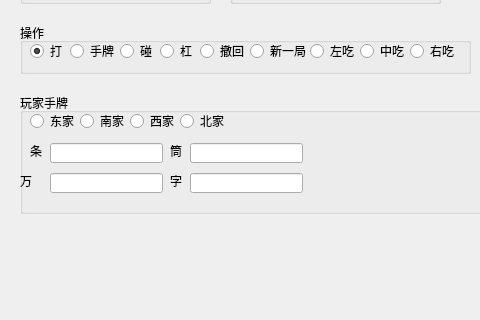
Old version of the form mainwindow.ui in the repository jueshixiaoshou/major; both pictures show x 0 to 480 and y 417 to 737 of the 824 by 737 pixel window.
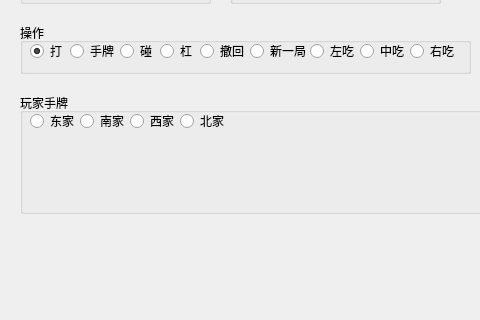
New version of the form.

```diff
--- a/mainwindow.ui
+++ b/mainwindow.ui
@@ -815,98 +815,6 @@
       <string>南家</string>
      </property>
     </widget>
-    <widget class="QLineEdit" name="lineEdit">
-     <property name="geometry">
-      <rect>
-       <x>30</x>
-       <y>50</y>
-       <width>113</width>
-       <height>20</height>
-      </rect>
-     </property>
-    </widget>
-    <widget class="QLineEdit" name="lineEdit_2">
-     <property name="geometry">
-      <rect>
-       <x>30</x>
-       <y>80</y>
-       <width>113</width>
-       <height>20</height>
-      </rect>
-     </property>
-    </widget>
-    <widget class="QLineEdit" name="lineEdit_3">
-     <property name="geometry">
-      <rect>
-       <x>170</x>
-       <y>50</y>
-       <width>113</width>
-       <height>20</height>
-      </rect>
-     </property>
-    </widget>
-    <widget class="QLineEdit" name="lineEdit_4">
-     <property name="geometry">
-      <rect>
-       <x>170</x>
-       <y>80</y>
-       <width>113</width>
-       <height>20</height>
-      </rect>
-     </property>
-    </widget>
-    <widget class="QLabel" name="label">
-     <property name="geometry">
-      <rect>
-       <x>10</x>
-       <y>50</y>
-       <width>21</width>
-       <height>16</height>
-      </rect>
-     </property>
-     <property name="text">
-      <string>条</string>
-     </property>
-    </widget>
-    <widget class="QLabel" name="label_2">
-     <property name="geometry">
-      <rect>
-       <x>150</x>
-       <y>50</y>
-       <width>16</width>
-       <height>16</height>
-      </rect>
-     </property>
-     <property name="text">
-      <string>筒</string>
-     </property>
-    </widget>
-    <widget class="QLabel" name="label_3">
-     <property name="geometry">
-      <rect>
-       <x>0</x>
-       <y>80</y>
-       <width>21</width>
-       <height>16</height>
-      </rect>
-     </property>
-     <property name="text">
-      <string>万</string>
-     </property>
-    </widget>
-    <widget class="QLabel" name="label_4">
-     <property name="geometry">
-      <rect>
-       <x>150</x>
-       <y>80</y>
-       <width>16</width>
-       <height>16</height>
-      </rect>
-     </property>
-     <property name="text">
-      <string>字</string>
-     </property>
-    </widget>
    </widget>
    <widget class="QTableWidget" name="tableWidget">
     <property name="geometry">
```
